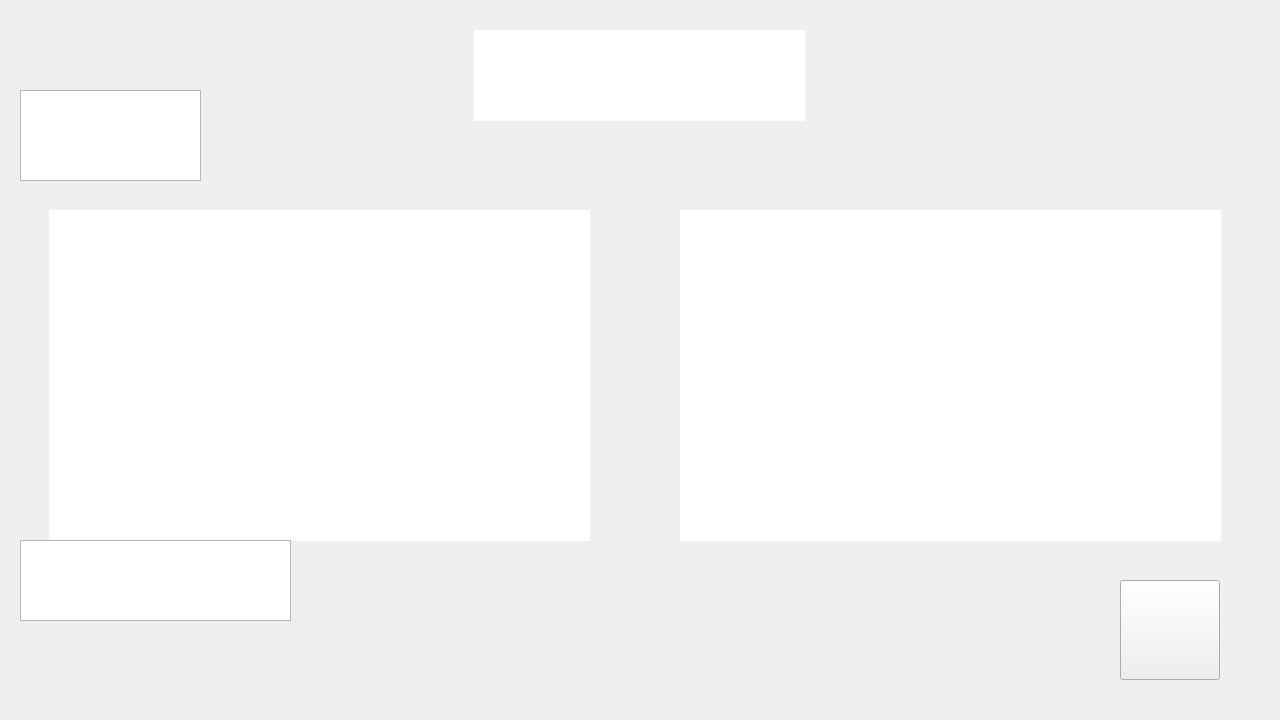
Qt form Craftdium/craftdium.ui (luuxis/craftdium) before a commit.
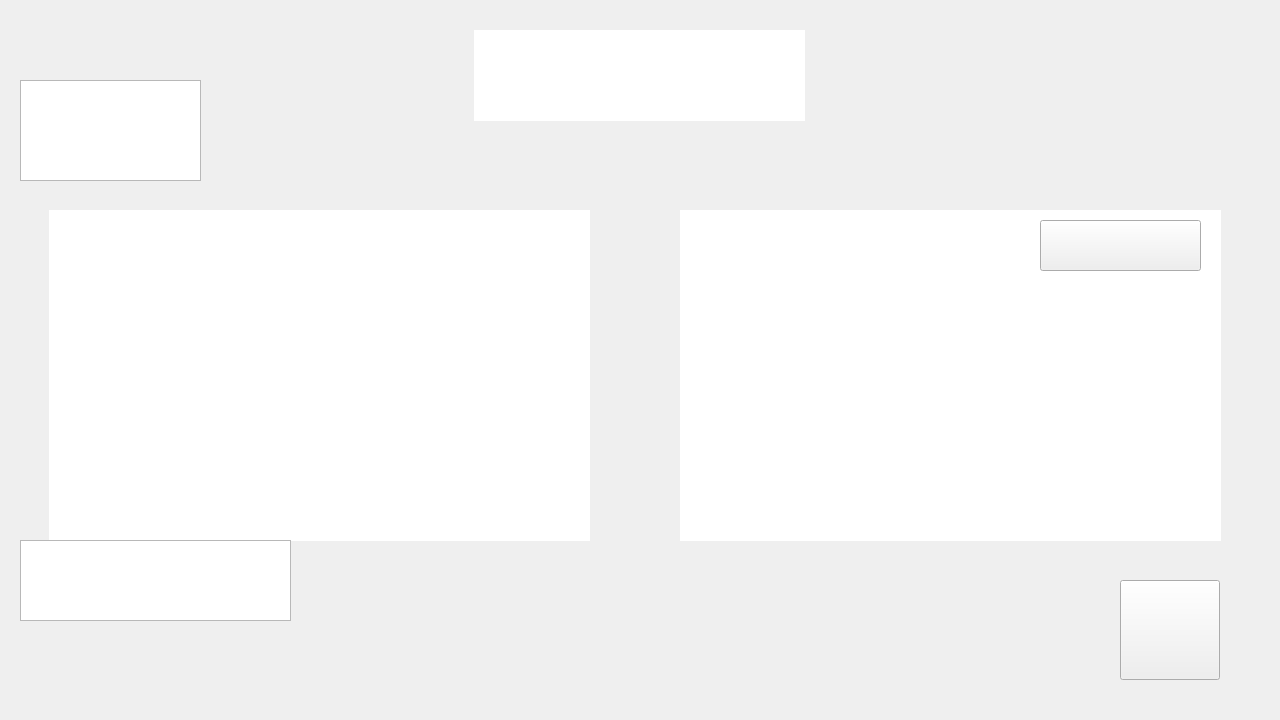
The same form after that commit. Icons and pictures are not drawn.

Patch:
```diff
--- a/Craftdium/craftdium.ui
+++ b/Craftdium/craftdium.ui
@@ -210,9 +210,9 @@
     <property name="geometry">
      <rect>
       <x>20</x>
-      <y>90</y>
+      <y>80</y>
       <width>181</width>
-      <height>91</height>
+      <height>101</height>
      </rect>
     </property>
     <property name="styleSheet">
@@ -238,6 +238,25 @@
      <string/>
     </property>
    </widget>
+   <widget class="QPushButton" name="pushButton_7">
+    <property name="geometry">
+     <rect>
+      <x>1040</x>
+      <y>220</y>
+      <width>161</width>
+      <height>51</height>
+     </rect>
+    </property>
+    <property name="cursor">
+     <cursorShape>PointingHandCursor</cursorShape>
+    </property>
+    <property name="styleSheet">
+     <string notr="true">border-image: url(resource/maj_text.png);</string>
+    </property>
+    <property name="text">
+     <string/>
+    </property>
+   </widget>
   </widget>
  </widget>
  <resources/>
```
Left out of the diff: 2 changed lines with no effect on the pictures.
